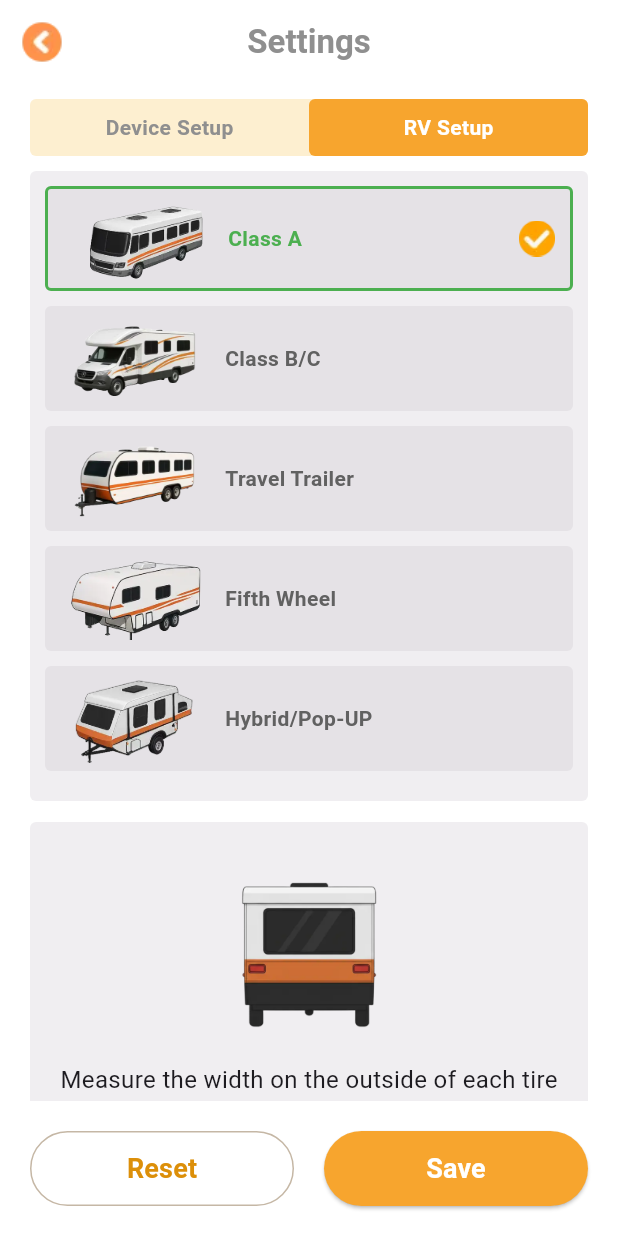
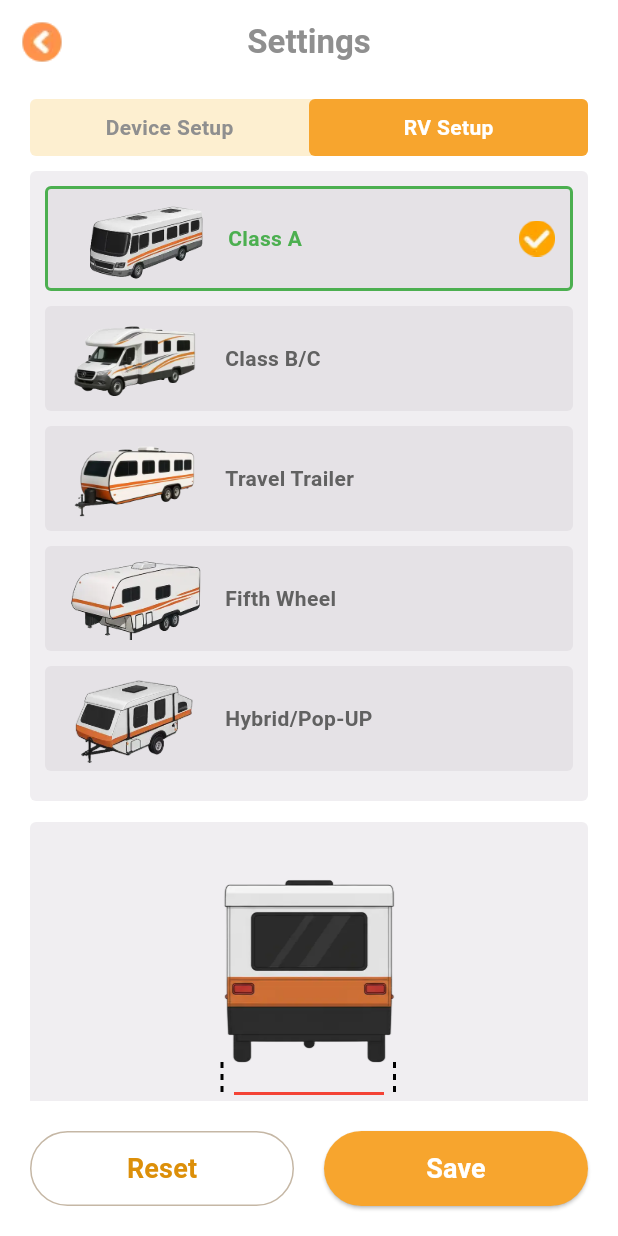
Before and after one commit to dhs964057117/gyrosApp, a Flutter app: the SettingsScreen screen opened directly, after a tap on "RV Setup", on a phone screen of 412 x 824 dp. Run offline on Flutter 3.47's test engine with Material 3 defaults, Android fonts, the phone set to English and light mode, and no system bars; our stand-ins replace flutter_blue_plus, permission_handler, shared_preferences; missing offline and left inert: page_flip, torch_light; accounts and stored records are empty; Roboto replaces fonts that are missing (Arial).

Commit message:
feat: 设置页画红书测量线条

```diff
--- a/lib/screens/settings_screen.dart
+++ b/lib/screens/settings_screen.dart
@@ -405,7 +405,48 @@ class _SettingsScreenState extends State<SettingsScreen> {
             title: 'Trailer Width',
             child: Column(
               children: [
-                Image.asset('assets/images/car4w.webp', height: 150),
+                SizedBox(
+                  height: 190,
+                  child: Stack(
+                    clipBehavior: Clip.none,
+                    children: [
+                      Positioned(
+                        top: -10,
+                        left: 0,
+                        right: 0,
+                        child: Image.asset('assets/images/car4w.webp', height: 190),
+                      ),
+                      Positioned(
+                        top: 170,
+                        left: 0,
+                        right: 0,
+                        child: Center(
+                          child: Container(
+                            width: 100,
+                            height: 2,
+                            color: Colors.red,
+                          ),
+                        ),
+                      ),
+                      Positioned(
+                        top: 150,
+                        left: 118,
+                        child: CustomPaint(
+                          size: const Size(1, 20),
+                          painter: _DashedLinePainter(isLeft: true),
+                        ),
+                      ),
+                      Positioned(
+                        top: 150,
+                        right: 118,
+                        child: CustomPaint(
+                          size: const Size(1, 20),
+                          painter: _DashedLinePainter(isLeft: false),
+                        ),
+                      ),
+                    ],
+                  ),
+                ),
                 const Text('Measure the width on the outside of each tire', style: TextStyle(fontSize: 16)),
                 const SizedBox(height: 10),
                 Row(
@@ -447,7 +488,45 @@ class _SettingsScreenState extends State<SettingsScreen> {
           title: 'Trailer Length',
           child: Column(
             children: [
-              Image.asset('assets/images/car4h.webp', height: 150),
+                SizedBox(
+                  height: 190,
+                  child: Stack(
+                    clipBehavior: Clip.none,
+                    children: [
+                      Positioned(
+                        top: -20,
+                        left: 0,
+                        right: 0,
+                        child: Image.asset('assets/images/car4h.webp', height: 190),
+                      ),
+                      Positioned(
+                        top: 180,
+                        left: 118,
+                        right: 46,
+                        child: Container(
+                          height: 2,
+                          color: Colors.red,
+                        ),
+                      ),
+                      Positioned(
+                        top: 140,
+                        left: 118,
+                        child: CustomPaint(
+                          size: const Size(1, 40),
+                          painter: _DashedLinePainter(isLeft: true),
+                        ),
+                      ),
+                      Positioned(
+                        top: 114,
+                        right: 46,
+                        child: CustomPaint(
+                          size: const Size(1, 66),
+                          painter: _DashedLinePainter(isLeft: false),
+                        ),
+                      ),
+                    ],
+                  ),
+                ),
               const Text('Measure the distance from the center of the rear wheel to the jack point, or to the center pf the front wheel if it is a drivable RV', style: TextStyle(fontSize: 16)),
               const SizedBox(height: 10),
               Row(
@@ -635,3 +714,28 @@ class _CarModeRow extends StatelessWidget {
     );
   }
 }
+
+class _DashedLinePainter extends CustomPainter {
+  final bool isLeft;
+  _DashedLinePainter({required this.isLeft});
+
+  @override
+  void paint(Canvas canvas, Size size) {
+    final paint = Paint()
+      ..color = Colors.black
+      ..strokeWidth = 2
+      ..style = PaintingStyle.stroke;
+
+    final double dashLength = 4;
+    final double gapLength = 4;
+    final double height = size.height;
+
+    for (double y = 0; y < height; y += dashLength + gapLength) {
+      final double endY = (y + dashLength).clamp(0.0, height);
+      canvas.drawLine(Offset(0, y), Offset(0, endY), paint);
+    }
+  }
+
+  @override
+  bool shouldRepaint(covariant CustomPainter oldDelegate) => false;
+}
```
